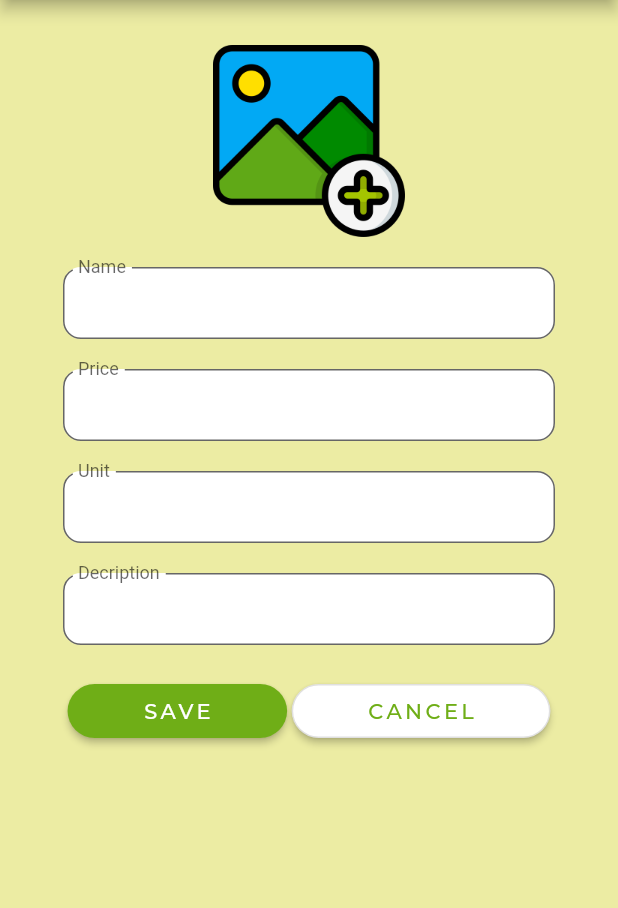
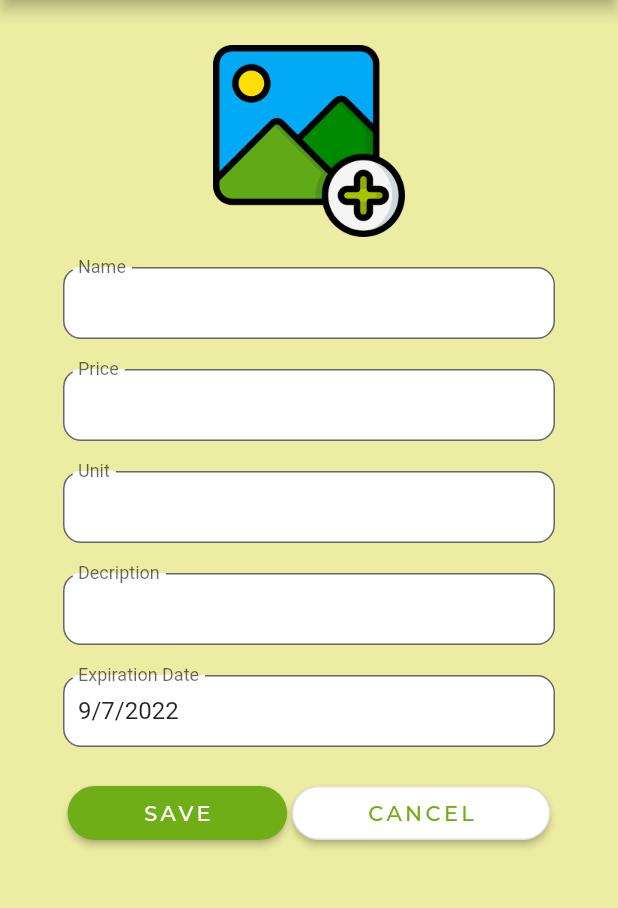
Before and after one commit to siborjejetra/dinhi_v1, a Flutter app: the ProductChild screen opened directly, on a phone screen of 412 x 824 dp, the part 84-992 px from its top. Run offline on Flutter 3.47's test engine with Material 2 defaults, Android fonts, the phone set to English and light mode, and no system bars; our stand-ins replace cloud_firestore, firebase_core, firebase_storage, flutter_form_builder, flutter_login, flutter_rating_bar and 5 more; missing offline and left inert: easy_dashboard; accounts and stored records are empty; network calls fail; project files that could hold a hidden picture were left out.

Commit message:
add expiration to productDB

```diff
--- a/lib/Admin/panel.dart
+++ b/lib/Admin/panel.dart
@@ -2,7 +2,7 @@ import 'package:Dinhi_v1/Admin/home.dart';
 import 'package:Dinhi_v1/settings.dart';
 import 'package:Dinhi_v1/login.dart';
 import 'package:Dinhi_v1/Admin/profile.dart';
-import 'package:Dinhi_v1/viewallproducts.dart';
+import 'package:Dinhi_v1/Admin/viewallproducts.dart';
 import 'package:easy_dashboard/easy_dashboard.dart';
 import 'package:flutter/foundation.dart';
 import 'package:flutter/material.dart';
--- a/lib/Seller/home.dart
+++ b/lib/Seller/home.dart
@@ -43,7 +43,7 @@ class _HomeSellerChildState extends State<HomeSellerChild> {
     products: widget.userDetails['products']
   );
   late final EasyAppController controller = EasyAppController(
-  intialBody: EasyBody(child: tile1.body, title: tile1.title),
+  intialBody: EasyBody(child: buildtile1(user).body, title: buildtile1(user).title),
   );
 
   @override
--- a/lib/addproduct.dart
+++ b/lib/addproduct.dart
@@ -8,6 +8,7 @@ import 'package:flutter/material.dart';
 import 'package:flutter/services.dart';
 import 'package:flutter/src/foundation/key.dart';
 import 'package:flutter/src/widgets/framework.dart';
+import 'package:flutter_form_builder/flutter_form_builder.dart';
 import 'package:get/get.dart';
 import 'package:image_picker/image_picker.dart';
 import 'package:localstorage/localstorage.dart';
@@ -40,6 +41,7 @@ class _ProductChildState extends State<ProductChild> {
   TextEditingController priceController = new TextEditingController();
   TextEditingController descriptionController = new TextEditingController();
   TextEditingController unitController = new TextEditingController();
+  TextEditingController expDateController = new TextEditingController();
 
   LocalStorage localStorage = LocalStorage('user');
 
@@ -96,6 +98,24 @@ class _ProductChildState extends State<ProductChild> {
                 const SizedBox(height: 20),
                 buildTextField('Decription', descriptionController),
                 const SizedBox(height: 20),
+                FormBuilderDateTimePicker(
+                  name: 'expiration',
+                  controller: expDateController,
+                  initialEntryMode: DatePickerEntryMode.calendar,
+                  initialValue: DateTime.now(),
+                  inputType: InputType.date,
+                  decoration: InputDecoration(
+                    filled: true,
+                    fillColor: Colors.white,
+                    border: OutlineInputBorder(
+                      borderRadius: BorderRadius.circular(12),
+                    ),
+                    contentPadding: EdgeInsets.only(bottom: 3, left: 10),
+                    floatingLabelBehavior: FloatingLabelBehavior.always,
+                    labelText: 'Expiration Date',
+                  ),
+                ),
+                const SizedBox(height: 20),
                 Row(
                   mainAxisAlignment: MainAxisAlignment.spaceEvenly,
                   children: [
@@ -117,6 +137,7 @@ class _ProductChildState extends State<ProductChild> {
                           priceController.text,
                           unitController.text,
                           descriptionController.text,
+                          Timestamp.fromDate(DateTime.parse(expDateController.text))
                           );
                         Get.back();
                       },
@@ -176,7 +197,7 @@ class _ProductChildState extends State<ProductChild> {
         contentPadding: EdgeInsets.only(bottom: 3, left: 10),
         floatingLabelBehavior: FloatingLabelBehavior.always,
         labelText: label,
-        hintStyle: TextStyle(
+        hintStyle: const TextStyle(
           fontSize: 16,
           fontFamily: 'Montserrat',
           fontWeight: FontWeight.bold,
--- a/lib/database.dart
+++ b/lib/database.dart
@@ -31,7 +31,8 @@ class Database {
     String name,
     String price,
     String unit,
-    String description) async {
+    String description,
+    Timestamp expiration) async {
 
     try {
       final ref = FirebaseStorage.instance.ref()
@@ -54,6 +55,7 @@ class Database {
         'unit' : unit,
         'description' : description,
         'rating' : '0',
+        'expiration' : expiration
       };
 
       addProductArray(userIdno, newProduct['productId']);
@@ -69,10 +71,11 @@ class Database {
       var collectionRef = FirebaseFirestore.instance.collection('users');
       final doc = await collectionRef.doc(userId).get();
       var docUser = await collectionRef.doc(userId);
-
-      List<dynamic> products = doc.data()!['products'];
-      products.add(productIdno);
-      docUser.update({'products': products});
+      if(doc.data()!['usertype'] == 'Seller'){
+        List<dynamic> products = doc.data()!['products'];
+        products.add(productIdno);
+        docUser.update({'products': products});
+      }
     }
     catch (e){
       print(e);
@@ -174,7 +177,8 @@ class Database {
             "unit": doc['unit'],
             "description": doc['description'],
             "image": doc['image'],
-            "rating": doc['rating']
+            "rating": doc['rating'],
+            "expiration": doc['expiration']
             };
           docs.add(b);
         }
--- a/lib/main.dart
+++ b/lib/main.dart
@@ -1,4 +1,4 @@
-import 'package:Dinhi_v1/Buyer/viewallproducts.dart';
+import 'package:Dinhi_v1/addproduct.dart';
 import 'package:firebase_core/firebase_core.dart';
 import 'package:flutter/material.dart';
 import 'package:get/get_navigation/get_navigation.dart';
@@ -12,5 +12,5 @@ void main() async {
 
   await Firebase.initializeApp();
   runApp(const GetMaterialApp(home:LoginParent()));
-  // runApp(const GetMaterialApp(home:ViewAllProdParent()));
+  // runApp(const GetMaterialApp(home:ProductParent()));
 }
```
Also changed, not shown: lib/Seller/panel.dart (+6 -5 lines), lib/Seller/viewallproducts.dart (added, +161 -0 lines), lib/editprofile.dart (+22 -4 lines), lib/Admin/viewallproducts.dart (renamed from lib/viewallproducts.dart).
